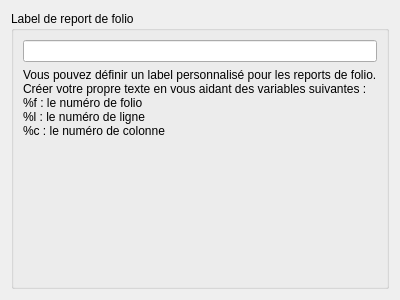
Above: sources/ui/reportpropertiewidget.ui from qelectrotech/qelectrotech-source-mirror before the change. Below: the same form after it.
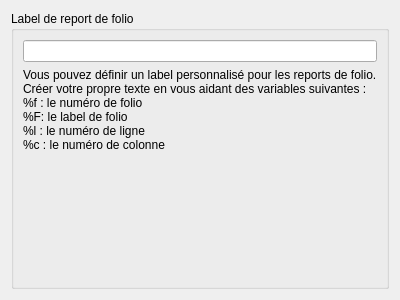
That is the form after the change.

Commit message: Add Auto Folio Numbering Label to reportelement

Patch:
```diff
--- a/sources/ui/reportpropertiewidget.ui
+++ b/sources/ui/reportpropertiewidget.ui
@@ -35,6 +35,7 @@
            <string>Vous pouvez définir un label personnalisé pour les reports de folio.
 Créer votre propre texte en vous aidant des variables suivantes :
 %f : le numéro de folio 
+%F: le label de folio
 %l : le numéro de ligne
 %c : le numéro de colonne</string>
           </property>
```
The commit also changes 1 other file.
